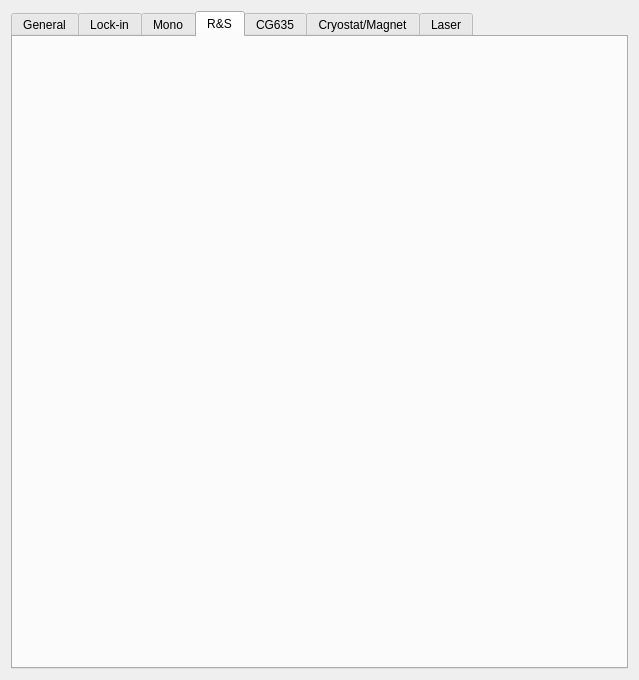
NREL/QIS, file PADMR/padmr/supp/settings/settings_widget_UI.ui: the form before one commit.
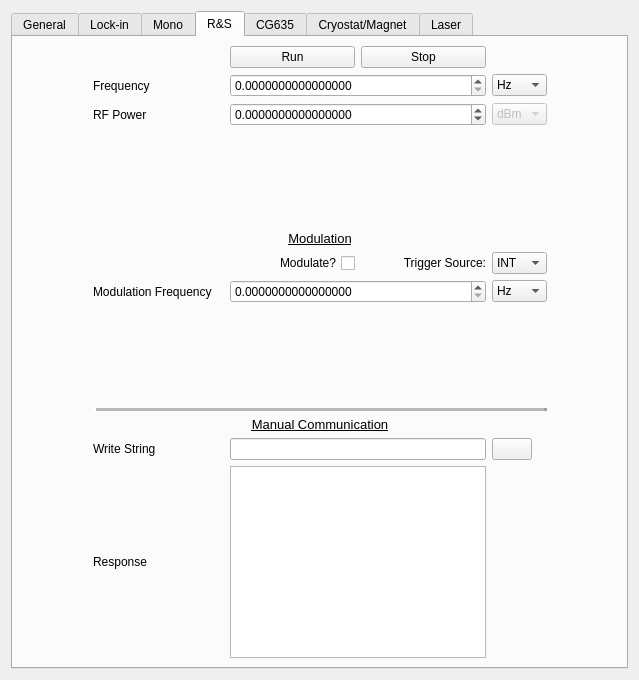
The form after the commit. The open tabs and pages were chosen to show the change. Icons and pictures are not drawn. Custom widgets are drawn as their Qt base class.

What changed in the file:
```diff
--- a/PADMR/padmr/supp/settings/settings_widget_UI.ui
+++ b/PADMR/padmr/supp/settings/settings_widget_UI.ui
@@ -18,7 +18,7 @@
     <normaloff>../../../../../../../../.designer/backup/settings_icon.png</normaloff>../../../../../../../../.designer/backup/settings_icon.png</iconset>
   </property>
   <layout class="QGridLayout" name="gridLayout_3">
-   <item row="0" column="0">
+   <item row="4" column="0">
     <widget class="QTabWidget" name="tab_widget">
      <property name="currentIndex">
       <number>1</number>
@@ -1964,6 +1964,366 @@
       <attribute name="title">
        <string>R&amp;&amp;S</string>
       </attribute>
+      <layout class="QGridLayout" name="gridLayout_13">
+       <item row="1" column="0">
+        <spacer name="horizontalSpacer_3">
+         <property name="orientation">
+          <enum>Qt::Horizontal</enum>
+         </property>
+         <property name="sizeHint" stdset="0">
+          <size>
+           <width>40</width>
+           <height>20</height>
+          </size>
+         </property>
+        </spacer>
+       </item>
+       <item row="1" column="1">
+        <widget class="QLabel" name="label_66">
+         <property name="text">
+          <string>Frequency</string>
+         </property>
+        </widget>
+       </item>
+       <item row="1" column="4" colspan="2">
+        <widget class="CustomDoubleSpinBox" name="smb100a_set_freq_spbx">
+         <property name="maximumSize">
+          <size>
+           <width>16777215</width>
+           <height>16777215</height>
+          </size>
+         </property>
+         <property name="keyboardTracking">
+          <bool>false</bool>
+         </property>
+         <property name="decimals">
+          <number>16</number>
+         </property>
+         <property name="minimum">
+          <double>0.000000000000000</double>
+         </property>
+         <property name="maximum">
+          <double>12750000000.000000000000000</double>
+         </property>
+        </widget>
+       </item>
+       <item row="11" column="1" colspan="2">
+        <widget class="QLabel" name="label_138">
+         <property name="maximumSize">
+          <size>
+           <width>16777215</width>
+           <height>20</height>
+          </size>
+         </property>
+         <property name="text">
+          <string>Response</string>
+         </property>
+        </widget>
+       </item>
+       <item row="2" column="4" colspan="2">
+        <widget class="CustomDoubleSpinBox" name="smb100a_set_power_spbx">
+         <property name="maximumSize">
+          <size>
+           <width>16777215</width>
+           <height>16777215</height>
+          </size>
+         </property>
+         <property name="keyboardTracking">
+          <bool>false</bool>
+         </property>
+         <property name="decimals">
+          <number>16</number>
+         </property>
+         <property name="minimum">
+          <double>-100.000000000000000</double>
+         </property>
+         <property name="maximum">
+          <double>100.000000000000000</double>
+         </property>
+        </widget>
+       </item>
+       <item row="10" column="4" colspan="2">
+        <widget class="QLineEdit" name="smb100a_write_cmd_lnedt"/>
+       </item>
+       <item row="7" column="4">
+        <spacer name="verticalSpacer_4">
+         <property name="orientation">
+          <enum>Qt::Vertical</enum>
+         </property>
+         <property name="sizeHint" stdset="0">
+          <size>
+           <width>20</width>
+           <height>40</height>
+          </size>
+         </property>
+        </spacer>
+       </item>
+       <item row="2" column="6">
+        <widget class="CustomComboBox" name="smb100a_power_units_cbx">
+         <property name="enabled">
+          <bool>false</bool>
+         </property>
+         <property name="editable">
+          <bool>false</bool>
+         </property>
+         <item>
+          <property name="text">
+           <string>dBm</string>
+          </property>
+         </item>
+        </widget>
+       </item>
+       <item row="10" column="6">
+        <widget class="QPushButton" name="smb100a_send_cmd_btn">
+         <property name="maximumSize">
+          <size>
+           <width>40</width>
+           <height>16777215</height>
+          </size>
+         </property>
+         <property name="text">
+          <string/>
+         </property>
+         <property name="icon">
+          <iconset>
+           <normaloff>../icons/arrow.png</normaloff>../icons/arrow.png</iconset>
+         </property>
+        </widget>
+       </item>
+       <item row="1" column="6">
+        <widget class="CustomComboBox" name="smb100a_freq_units_cbx">
+         <property name="currentText">
+          <string>Hz</string>
+         </property>
+         <item>
+          <property name="text">
+           <string>Hz</string>
+          </property>
+         </item>
+         <item>
+          <property name="text">
+           <string>kHz</string>
+          </property>
+         </item>
+         <item>
+          <property name="text">
+           <string>MHz</string>
+          </property>
+         </item>
+         <item>
+          <property name="text">
+           <string>GHz</string>
+          </property>
+         </item>
+        </widget>
+       </item>
+       <item row="8" column="1" colspan="6">
+        <widget class="QFrame" name="frame_7">
+         <property name="frameShape">
+          <enum>QFrame::HLine</enum>
+         </property>
+         <property name="frameShadow">
+          <enum>QFrame::Raised</enum>
+         </property>
+         <property name="lineWidth">
+          <number>3</number>
+         </property>
+         <property name="midLineWidth">
+          <number>5</number>
+         </property>
+        </widget>
+       </item>
+       <item row="6" column="4" colspan="2">
+        <widget class="CustomDoubleSpinBox" name="smb100a_set_mod_freq_spbx">
+         <property name="maximumSize">
+          <size>
+           <width>16777215</width>
+           <height>16777215</height>
+          </size>
+         </property>
+         <property name="keyboardTracking">
+          <bool>false</bool>
+         </property>
+         <property name="decimals">
+          <number>16</number>
+         </property>
+         <property name="minimum">
+          <double>0.000000000000000</double>
+         </property>
+         <property name="maximum">
+          <double>2050000000.000000000000000</double>
+         </property>
+        </widget>
+       </item>
+       <item row="5" column="4">
+        <widget class="QCheckBox" name="smb100a_modulate_checkbox">
+         <property name="layoutDirection">
+          <enum>Qt::RightToLeft</enum>
+         </property>
+         <property name="text">
+          <string>Modulate?</string>
+         </property>
+        </widget>
+       </item>
+       <item row="5" column="6">
+        <widget class="QComboBox" name="smb100a_mod_source_cmb">
+         <item>
+          <property name="text">
+           <string>INT</string>
+          </property>
+         </item>
+         <item>
+          <property name="text">
+           <string>EXT</string>
+          </property>
+         </item>
+        </widget>
+       </item>
+       <item row="1" column="7">
+        <spacer name="horizontalSpacer_4">
+         <property name="orientation">
+          <enum>Qt::Horizontal</enum>
+         </property>
+         <property name="sizeHint" stdset="0">
+          <size>
+           <width>40</width>
+           <height>20</height>
+          </size>
+         </property>
+        </spacer>
+       </item>
+       <item row="5" column="5">
+        <widget class="QLabel" name="label_71">
+         <property name="layoutDirection">
+          <enum>Qt::LeftToRight</enum>
+         </property>
+         <property name="text">
+          <string>Trigger Source:</string>
+         </property>
+         <property name="alignment">
+          <set>Qt::AlignRight|Qt::AlignTrailing|Qt::AlignVCenter</set>
+         </property>
+        </widget>
+       </item>
+       <item row="11" column="4" colspan="2">
+        <widget class="QTextEdit" name="smb100a_response_textedit"/>
+       </item>
+       <item row="6" column="1">
+        <widget class="QLabel" name="label_69">
+         <property name="text">
+          <string>Modulation Frequency</string>
+         </property>
+        </widget>
+       </item>
+       <item row="10" column="1" colspan="2">
+        <widget class="QLabel" name="label_68">
+         <property name="maximumSize">
+          <size>
+           <width>16777215</width>
+           <height>20</height>
+          </size>
+         </property>
+         <property name="text">
+          <string>Write String</string>
+         </property>
+        </widget>
+       </item>
+       <item row="3" column="4">
+        <spacer name="verticalSpacer_5">
+         <property name="orientation">
+          <enum>Qt::Vertical</enum>
+         </property>
+         <property name="sizeHint" stdset="0">
+          <size>
+           <width>20</width>
+           <height>40</height>
+          </size>
+         </property>
+        </spacer>
+       </item>
+       <item row="2" column="1">
+        <widget class="QLabel" name="label_70">
+         <property name="text">
+          <string>RF Power</string>
+         </property>
+        </widget>
+       </item>
+       <item row="6" column="6">
+        <widget class="CustomComboBox" name="smb100a_mod_freq_units">
+         <property name="currentText">
+          <string>Hz</string>
+         </property>
+         <item>
+          <property name="text">
+           <string>Hz</string>
+          </property>
+         </item>
+         <item>
+          <property name="text">
+           <string>kHz</string>
+          </property>
+         </item>
+         <item>
+          <property name="text">
+           <string>MHz</string>
+          </property>
+         </item>
+         <item>
+          <property name="text">
+           <string>GHz</string>
+          </property>
+         </item>
+        </widget>
+       </item>
+       <item row="4" column="1" colspan="6">
+        <widget class="QLabel" name="label_72">
+         <property name="font">
+          <font>
+           <pointsize>10</pointsize>
+           <weight>50</weight>
+           <bold>false</bold>
+           <underline>true</underline>
+          </font>
+         </property>
+         <property name="text">
+          <string>Modulation</string>
+         </property>
+         <property name="alignment">
+          <set>Qt::AlignCenter</set>
+         </property>
+        </widget>
+       </item>
+       <item row="9" column="1" colspan="6">
+        <widget class="QLabel" name="label_67">
+         <property name="font">
+          <font>
+           <pointsize>10</pointsize>
+           <underline>true</underline>
+          </font>
+         </property>
+         <property name="text">
+          <string>Manual Communication</string>
+         </property>
+         <property name="alignment">
+          <set>Qt::AlignCenter</set>
+         </property>
+        </widget>
+       </item>
+       <item row="0" column="5">
+        <widget class="QPushButton" name="smb100a_stop_btn">
+         <property name="text">
+          <string>Stop</string>
+         </property>
+        </widget>
+       </item>
+       <item row="0" column="4">
+        <widget class="QPushButton" name="smb100a_run_btn">
+         <property name="text">
+          <string>Run</string>
+         </property>
+        </widget>
+       </item>
+      </layout>
      </widget>
      <widget class="QWidget" name="cg635_tab">
       <attribute name="title">
```
Left out of the diff: 821 changed lines with no effect on the pictures.
